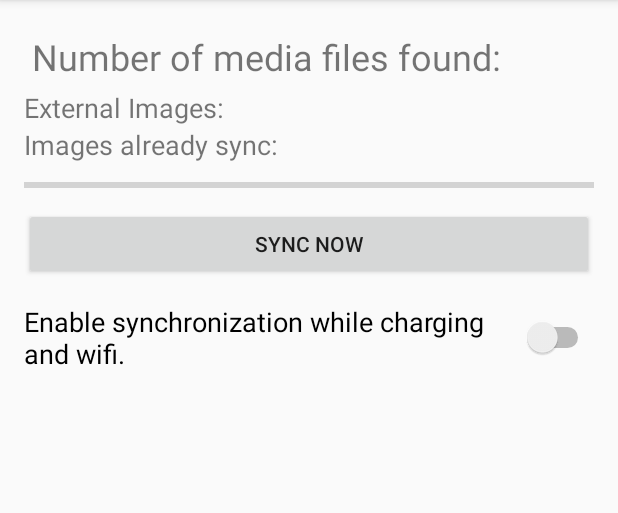
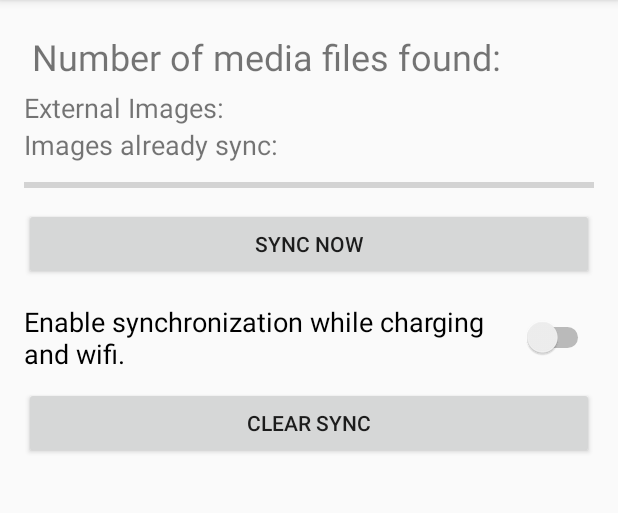
Before and after one commit to mi-kasa/android-media-sync, an Android app: the screen it shows after launch (MainActivity), on a phone screen of 412 x 824 dp, the part 84-597 px from its top. Run offline under Robolectric (Android 15) with nearby library versions, the phone set to English and light mode, and no system bars; libraries missing offline, so code that uses them is left out: com.bugfender.sdk; 2 statements that could not run were skipped.

Commit message:
Removing sync data from app

```diff
--- a/app/src/main/java/mediasync/cd/mozilla/org/MainActivity.java
+++ b/app/src/main/java/mediasync/cd/mozilla/org/MainActivity.java
@@ -34,6 +34,7 @@ public class MainActivity extends AppCompatActivity {
     private Logger mLogger;
     private Switch mSwitchEnabled;
     private TextView mImagesSynced;
+    private Button mClearSyncButton;
 
     private final static int READ_MEDIA_PERM = 0;
 
@@ -95,6 +96,7 @@ public class MainActivity extends AppCompatActivity {
         mSyncButton = (Button) this.findViewById(R.id.syncButton);
         mSwitchEnabled = (Switch) this.findViewById(R.id.syncEnabledSwitch);
         mImagesSynced = (TextView) this.findViewById(R.id.imagesSyncLabel);
+        mClearSyncButton = (Button) this.findViewById(R.id.clearSyncButton);
 
         mSwitchEnabled.setChecked(Config.syncEnabled(this));
 
@@ -134,6 +136,21 @@ public class MainActivity extends AppCompatActivity {
                 AlarmManager.getInstance(MainActivity.this).setAlarm(isChecked);
             }
         });
+
+        mClearSyncButton.setOnClickListener(new View.OnClickListener() {
+            @Override
+            public void onClick(View v) {
+                if (mService == null) {
+                    mLogger.w("Service not running while trying to interact");
+                    Toast.makeText(MainActivity.this, "Sync Service not running", Toast.LENGTH_LONG).show();
+                    return;
+                }
+                mService.clearSyncData();
+                AlarmManager.getInstance(MainActivity.this).clearAlarm();
+                mSwitchEnabled.setChecked(false);
+                fillInformation();
+            }
+        });
     }
 
     private void updateProgress() {
--- a/app/src/main/java/mediasync/cd/mozilla/org/alarms/AlarmManager.java
+++ b/app/src/main/java/mediasync/cd/mozilla/org/alarms/AlarmManager.java
@@ -66,7 +66,7 @@ public class AlarmManager {
         Config.setSyncEnabled(mContext, true);
     }
 
-    private void clearAlarm() {
+    public void clearAlarm() {
         PendingIntent alarmIntent = getAlarmIntent();
         mAlarmManager.cancel(alarmIntent);
 
--- a/app/src/main/res/layout/activity_main.xml
+++ b/app/src/main/res/layout/activity_main.xml
@@ -96,7 +96,17 @@
             android:textSize="18sp"
             android:paddingTop="15dp" />
 
+        <Space
+            android:layout_width="match_parent"
+            android:layout_height="10dp" />
+
+        <Button
+            android:text="Clear sync"
+            android:layout_width="match_parent"
+            android:layout_height="wrap_content"
+            android:id="@+id/clearSyncButton" />
     </LinearLayout>
 
 
+
 </RelativeLayout>
```
Also changed, not shown: app/src/main/java/mediasync/cd/mozilla/org/SyncService.java (+11 -0 lines), 1 other file.
